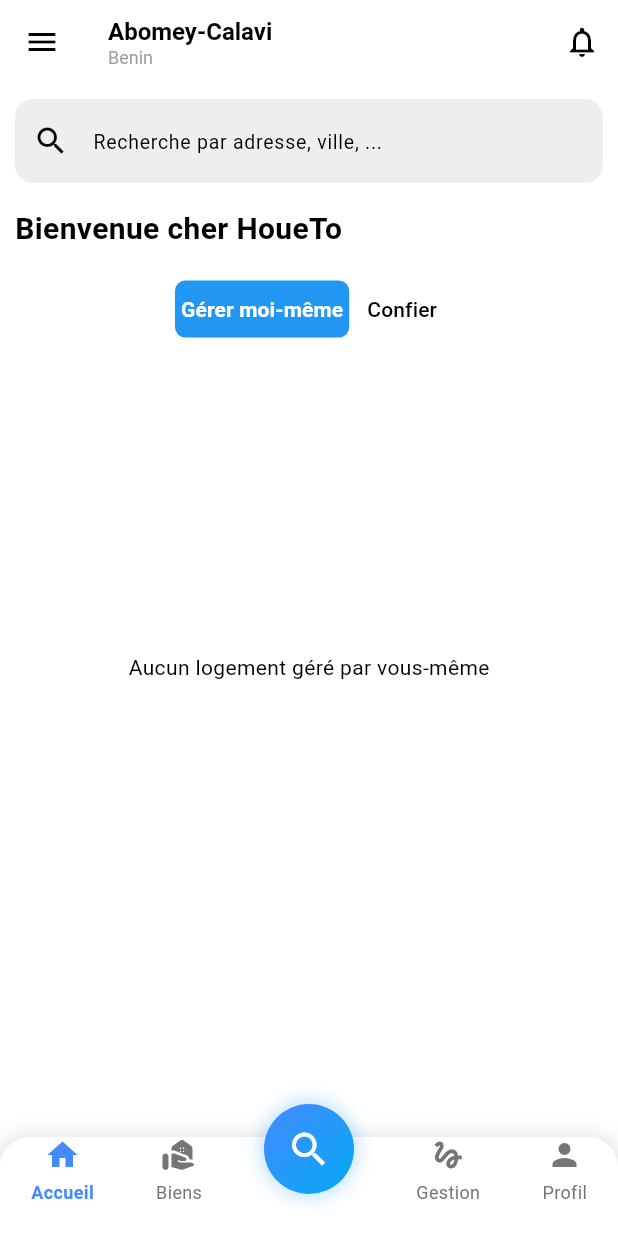
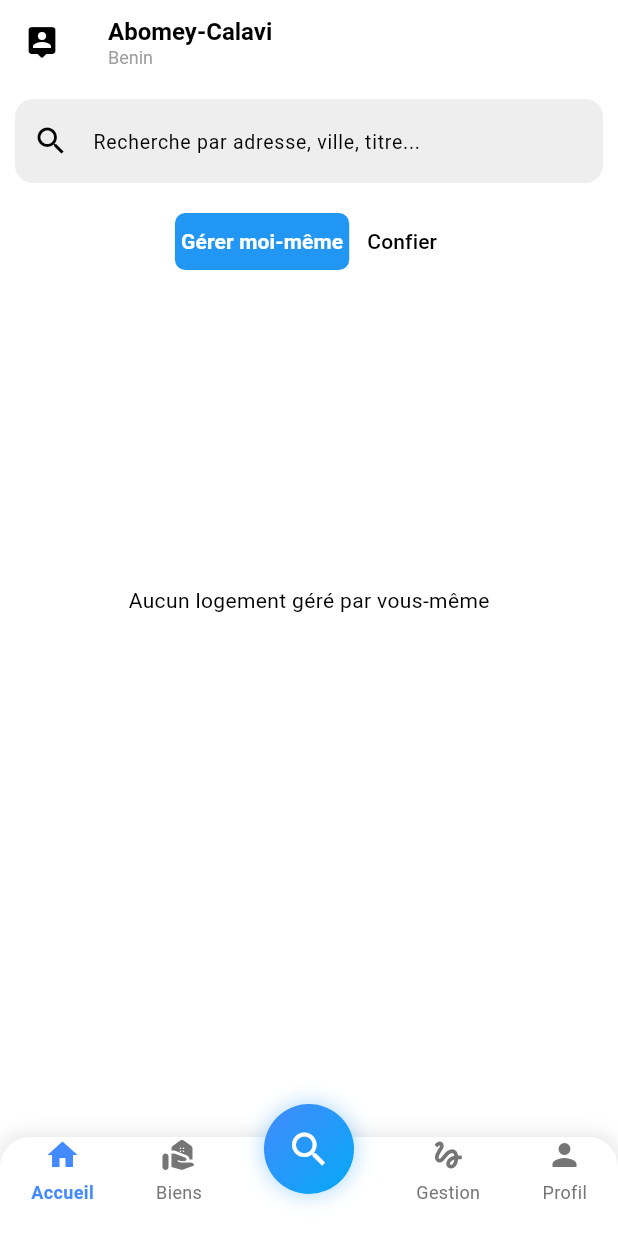
Before and after one commit to Honorine684/flutterDay05, a Flutter app: the screen it shows once a user with an empty profile is signed in, swiped to page 3, on a phone screen of 412 x 824 dp. Run offline on Flutter 3.47's test engine with Material 3 defaults, Android fonts, the phone set to English and light mode, and no system bars; drawn by our look-alikes of buttons_tabbar; our stand-ins replace cloud_firestore, firebase_auth, firebase_core, firebase_messaging, flutter_image_compress, flutter_local_notifications and 8 more; missing offline and left inert: video_compress; accounts and stored records are empty.

Commit message:
implementation de la recherche au niveau de la page de gestion des biens

```diff
--- a/houeto/lib/Pages/PageGestion.dart
+++ b/houeto/lib/Pages/PageGestion.dart
@@ -5,7 +5,7 @@ import 'package:firebase_auth/firebase_auth.dart';
 import 'package:flutter/material.dart';
 import 'package:buttons_tabbar/buttons_tabbar.dart';
 import 'package:houeto/JsonModels/Logement.dart';
-import 'package:houeto/Pages/NotificationsPage.dart';
+import 'package:houeto/Pages/PageDetails.dart';
 import 'package:houeto/Services/Firebase/FirestoreService.dart';
 
 class PageGestion extends StatefulWidget {
@@ -18,14 +18,16 @@ class PageGestion extends StatefulWidget {
 }
 
 class PageGestionState extends State<PageGestion> {
-    StreamSubscription? _logementSubscription;
+  StreamSubscription? _logementSubscription;
   StreamSubscription? _logementConfierSubscription;
-  @override
+ @override
 void dispose() {
+  searchController.dispose();
   _logementSubscription?.cancel();
   _logementConfierSubscription?.cancel();
   super.dispose();
 }
+
   String getFirstTwoWords(String address) {
     List<String> words = address.split(' ');
     return words.length > 2 ? '${words[0]} ${words[1]}' : address;
@@ -64,7 +66,9 @@ void dispose() {
 
     print("Chargement des logements...");
 
-   _logementSubscription = FirestoreService().getLogement(currentUser.uid).listen((snapshot) async {
+    _logementSubscription = FirestoreService()
+        .getLogement(currentUser.uid)
+        .listen((snapshot) async {
       print("Données reçues: ${snapshot.docs.length} logements");
       List<Logement> listeLogement = [];
       List<Future<void>> creneauxFutures = [];
@@ -201,18 +205,30 @@ void dispose() {
 
       await Future.wait(creneauxFutures);
 
-    if(mounted) {
+      if (mounted) {
         setState(() {
           logements = listeLogement;
           print("Logements chargés: ${logements.length}");
         });
       }
-    },
-    onError: (error) {
+    }, onError: (error) {
       print("Erreur lors du chargement des logements: $error");
+    });
+  }
+
+  TextEditingController searchController = TextEditingController();
+  String searchQuery = '';
+  List<Logement> filterLogements(List<Logement> logements) {
+    if (searchQuery.isEmpty) {
+      return logements;
     }
-  );
-}
+
+    return logements.where((logement) {
+      return logement.adresse.toLowerCase().contains(searchQuery) ||
+          logement.titre.toLowerCase().contains(searchQuery) ||
+          logement.typeProperty.toLowerCase().contains(searchQuery);
+    }).toList();
+  }
 
   @override
   void initState() {
@@ -229,20 +245,9 @@ void dispose() {
         backgroundColor: Colors.white,
         elevation: 0,
         leading: IconButton(
-          icon: Icon(Icons.menu, color: Colors.black),
+          icon: Icon(Icons.location_history_rounded, color: Colors.black),
           onPressed: () {},
         ),
-        actions: [
-          IconButton(
-            icon: Icon(Icons.notifications_outlined, color: Colors.black),
-            onPressed: () {
-              Navigator.push(
-                  context,
-                  MaterialPageRoute(
-                      builder: (context) => const NotificationsPage()));
-            },
-          ),
-        ],
         title: Column(
           crossAxisAlignment: CrossAxisAlignment.start,
           children: [
@@ -271,10 +276,22 @@ void dispose() {
             crossAxisAlignment: CrossAxisAlignment.start,
             children: [
               TextField(
+                controller: searchController,
                 decoration: InputDecoration(
-                  hintText: 'Recherche par adresse, ville, ...',
+                  hintText: 'Recherche par adresse, ville, titre...',
                   hintStyle: TextStyle(fontSize: 13),
                   prefixIcon: Icon(Icons.search),
+                  suffixIcon: searchQuery.isNotEmpty
+                      ? IconButton(
+                          icon: Icon(Icons.clear),
+                          onPressed: () {
+                            setState(() {
+                              searchController.clear();
+                              searchQuery = '';
+                            });
+                          },
+                        )
+                      : null,
                   border: OutlineInputBorder(
                     borderRadius: BorderRadius.circular(12),
                     borderSide: BorderSide.none,
@@ -282,16 +299,14 @@ void dispose() {
                   filled: true,
                   fillColor: Colors.grey[200],
                 ),
+                onChanged: (value) {
+                  setState(() {
+                    searchQuery = value.toLowerCase();
+                  });
+                },
               ),
               SizedBox(height: 16),
-              Text(
-                'Bienvenue cher HoueTo',
-                style: TextStyle(
-                  fontSize: 20,
-                  fontWeight: FontWeight.bold,
-                ),
-              ),
-              SizedBox(height: 16),
+
               SafeArea(
                 child: DefaultTabController(
                   length: 2,
@@ -333,18 +348,28 @@ void dispose() {
 
   Widget cartePropriete(BuildContext context) {
     final largeurEcran = MediaQuery.of(context).size.width;
-    if (logements.isEmpty) {
+    final filteredLogements = filterLogements(logements);
+    if (filteredLogements.isEmpty) {
       return Center(
-        child: Text("Aucun logement géré par vous-même"),
+        child: Text(searchQuery.isEmpty
+            ? "Aucun logement géré par vous-même"
+            : "Aucun résultat trouvé"),
       );
     }
     return SizedBox(
-      height: MediaQuery.of(context).size.height * 0.75,
+      height: MediaQuery.of(context).size.height * 0.88,
       child: ListView.builder(
-          itemCount: logements.length,
+          padding: EdgeInsets.only(bottom: 20),
+          itemCount: filteredLogements.length,
           itemBuilder: (context, index) {
             return GestureDetector(
-              onTap: () {},
+              onTap: () {
+                Navigator.push(
+                    context,
+                    MaterialPageRoute(
+                        builder: (context) => PageDetailsProprietaire(
+                            logement: filteredLogements[index])));
+              },
               child: Card(
                 elevation: 8,
                 child: SizedBox(
@@ -355,9 +380,9 @@ void dispose() {
                     children: [
                       ClipRRect(
                         borderRadius: BorderRadius.circular(10),
-                        child: logements[index].photo1.isNotEmpty
+                        child: filteredLogements[index].photo1.isNotEmpty
                             ? Image.memory(
-                                base64Decode(logements[index].photo1),
+                                base64Decode(filteredLogements[index].photo1),
                                 width: MediaQuery.of(context).size.width * 0.3,
                                 height: 150,
                                 fit: BoxFit.cover,
@@ -404,11 +429,12 @@ void dispose() {
                               ],
                             ),
                             Text(
-                              "${logements[index].typeProperty}- ${logements[index].titre}",
+                              "${filteredLogements[index].typeProperty}- ${filteredLogements[index].titre}",
                               style: TextStyle(fontSize: 12),
                             ),
                             Text(
-                              getFirstTwoWords(logements[index].adresse),
+                              getFirstTwoWords(
+                                  filteredLogements[index].adresse),
                               style: TextStyle(
                                   fontSize: 16, fontWeight: FontWeight.bold),
                               maxLines: 1,
@@ -424,7 +450,7 @@ void dispose() {
                                   width: largeurEcran * 0.01,
                                 ),
                                 Text(
-                                  logements[index].chambres.toString(),
+                                  filteredLogements[index].chambres.toString(),
                                   style: TextStyle(
                                       fontWeight: FontWeight.bold,
                                       color: Color.fromRGBO(67, 58, 58, 0.475),
@@ -441,7 +467,7 @@ void dispose() {
                                   width: largeurEcran * 0.01,
                                 ),
                                 Text(
-                                  logements[index].surface.toString(),
+                                  "${filteredLogements[index].surface.toString()}m²",
                                   style: TextStyle(
                                       fontWeight: FontWeight.bold,
                                       color: Color.fromRGBO(67, 58, 58, 0.475),
@@ -455,32 +481,19 @@ void dispose() {
                                   Icons.chair,
                                   color: Color.fromRGBO(28, 21, 21, 0.475),
                                 ),
-                                SizedBox(
-                                  width: largeurEcran * 0.01,
-                                ),
+                                SizedBox(width: largeurEcran * 0.01),
                                 Text(
-                                  'Meuble :',
+                                  'Meuble : ${filteredLogements[index].estMeuble != null ? (filteredLogements[index].estMeuble! ? "Oui" : "Non") : "Non spécifié"}',
                                   style: TextStyle(
                                       fontSize: 10, color: Colors.grey),
                                 ),
-                                SizedBox(
-                                  width: largeurEcran * 0.01,
-                                ),
-                                /*Text(
-                         bien['meuble'],
-                         style: TextStyle(
-                           fontWeight: FontWeight.bold,
-                           color: Color.fromRGBO(67, 58, 58, 0.475),
-                           fontSize: 10
-                         ),
-                       ),*/
                               ],
                             ),
                             Row(
                               mainAxisAlignment: MainAxisAlignment.spaceBetween,
                               children: [
                                 Text(
-                                  getFormattedPrice(logements[index]),
+                                  getFormattedPrice(filteredLogements[index]),
                                   style: TextStyle(
                                       fontSize: 13,
                                       fontWeight: FontWeight.bold,
@@ -502,18 +515,28 @@ void dispose() {
 
   Widget carteProprieteConfier(BuildContext context) {
     final largeurEcran = MediaQuery.of(context).size.width;
-    if (logementsConfier.isEmpty) {
+    final filteredLogements = filterLogements(logementsConfier);
+    if (filteredLogements.isEmpty) {
       return Center(
-        child: Text("Aucun logement confier"),
+        child: Text(searchQuery.isEmpty
+            ? "Aucun logement confié"
+            : "Aucun résultat trouvé"),
       );
     }
     return SizedBox(
       height: MediaQuery.of(context).size.height * 0.75,
       child: ListView.builder(
-          itemCount: logementsConfier.length,
+          padding: EdgeInsets.only(bottom: 20),
+          itemCount: filteredLogements.length,
           itemBuilder: (context, index) {
             return GestureDetector(
-              onTap: () {},
+              onTap: () {
+                Navigator.push(
+                    context,
+                    MaterialPageRoute(
+                        builder: (context) => PageDetailsProprietaire(
+                            logement: filteredLogements[index])));
+              },
               child: Card(
                 elevation: 8,
                 child: SizedBox(
@@ -524,9 +547,9 @@ void dispose() {
                     children: [
                       ClipRRect(
                         borderRadius: BorderRadius.circular(10),
-                        child: logementsConfier[index].photo1.isNotEmpty
+                        child: filteredLogements[index].photo1.isNotEmpty
                             ? Image.memory(
-                                base64Decode(logementsConfier[index].photo1),
+                                base64Decode(filteredLogements[index].photo1),
                                 width: MediaQuery.of(context).size.width * 0.3,
                                 height: 150,
                                 fit: BoxFit.cover,
@@ -573,11 +596,12 @@ void dispose() {
                               ],
                             ),
                             Text(
-                              "${logementsConfier[index].typeProperty}- ${logementsConfier[index].titre}",
+                              "${filteredLogements[index].typeProperty}- ${filteredLogements[index].titre}",
                               style: TextStyle(fontSize: 12),
                             ),
                             Text(
-                              getFirstTwoWords(logementsConfier[index].adresse),
+                              getFirstTwoWords(
+                                  filteredLogements[index].adresse),
                               style: TextStyle(
                                   fontSize: 16, fontWeight: FontWeight.bold),
                               maxLines: 1,
@@ -593,7 +617,7 @@ void dispose() {
                                   width: largeurEcran * 0.01,
                                 ),
                                 Text(
-                                  logementsConfier[index].chambres.toString(),
+                                  filteredLogements[index].chambres.toString(),
                                   style: TextStyle(
                                       fontWeight: FontWeight.bold,
                                       color: Color.fromRGBO(67, 58, 58, 0.475),
@@ -610,7 +634,7 @@ void dispose() {
                                   width: largeurEcran * 0.01,
                                 ),
                                 Text(
-                                  logementsConfier[index].surface.toString(),
+                                  "${filteredLogements[index].surface.toString()}m²",
                                   style: TextStyle(
                                       fontWeight: FontWeight.bold,
                                       color: Color.fromRGBO(67, 58, 58, 0.475),
@@ -626,7 +650,7 @@ void dispose() {
                                 ),
                                 SizedBox(width: largeurEcran * 0.01),
                                 Text(
-                                  'Meuble : ${logementsConfier[index].estMeuble != null ? (logementsConfier[index].estMeuble! ? "Oui" : "Non") : "Non spécifié"}',
+                                  'Meuble : ${filteredLogements[index].estMeuble != null ? (filteredLogements[index].estMeuble! ? "Oui" : "Non") : "Non spécifié"}',
                                   style: TextStyle(
                                       fontSize: 10, color: Colors.grey),
                                 ),
@@ -636,7 +660,7 @@ void dispose() {
                               mainAxisAlignment: MainAxisAlignment.spaceBetween,
                               children: [
                                 Text(
-                                  getFormattedPrice(logementsConfier[index]),
+                                  getFormattedPrice(filteredLogements[index]),
                                   style: TextStyle(
                                       fontSize: 13,
                                       fontWeight: FontWeight.bold,
@@ -645,7 +669,7 @@ void dispose() {
                               ],
                             ),
                             Text(
-                              logementsConfier[index].gestionnaireNom ??
+                              filteredLogements[index].gestionnaireNom ??
                                   "gerer par vous meme",
                               style: TextStyle(fontSize: 13),
                             )
@@ -678,8 +702,9 @@ void dispose() {
 
     print("Chargement des logements confier...");
 
-   _logementConfierSubscription= FirestoreService().getLogementForWithGestionnaire(currentUser.uid).listen(
-        (snapshot) async {
+    _logementConfierSubscription = FirestoreService()
+        .getLogementForWithGestionnaire(currentUser.uid)
+        .listen((snapshot) async {
       print("Données reçues: ${snapshot.docs.length} logements");
       List<Logement> listeLogement = [];
       List<Future<void>> creneauxFutures = [];
@@ -825,10 +850,8 @@ void dispose() {
           print("Logements Confier chargés: ${logementsConfier.length}");
         });
       }
-    },
-    onError: (error) {
+    }, onError: (error) {
       print("Erreur lors du chargement des logements: $error");
-    }
-  );
+    });
+  }
 }
-}
```
